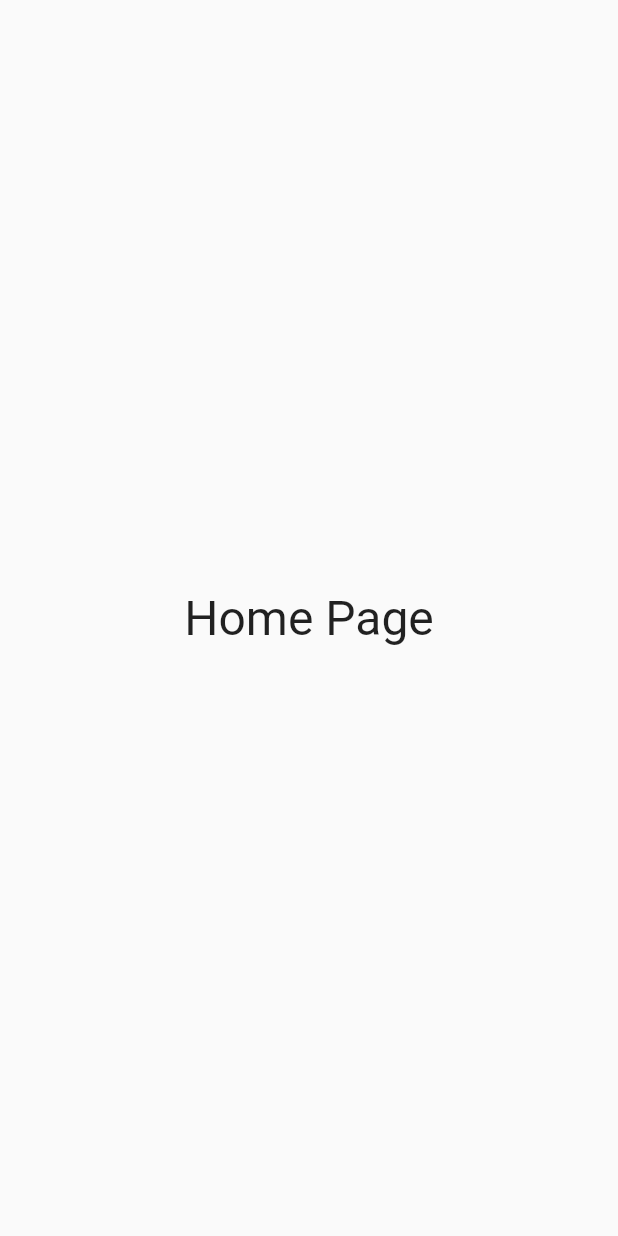
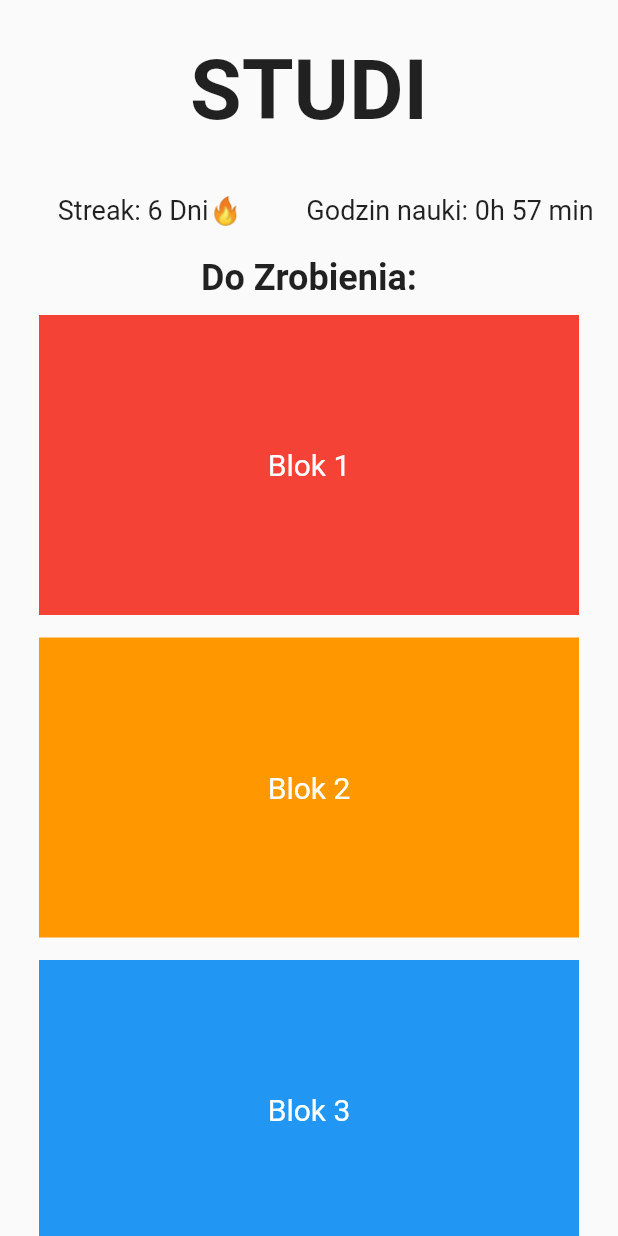
Before and after one commit to Kenayv/ProjektHackHeroes, a Flutter app: the HomePage screen opened directly, on a phone screen of 412 x 824 dp. Run offline on Flutter 3.47's test engine with Material 2 defaults, Android fonts, the phone set to English and light mode, and no system bars.

Commit message:
Scrollable, non-interactive page

```diff
--- a/project_hack_heroes/lib/pages/home_page.dart
+++ b/project_hack_heroes/lib/pages/home_page.dart
@@ -1,16 +1,102 @@
+// ignore_for_file: prefer_const_constructors, prefer_const_literals_to_create_immutables
+
 import 'package:flutter/material.dart';
 
-//FIXME: stąd da się wrócić na poprzedni ekran używając <- (strzałki w lewo na telefonie)
 class HomePage extends StatelessWidget {
   @override
   Widget build(BuildContext context) {
-    return const Scaffold(
-      body: Stack(
-        children: [
-          Center(
-            child: Text('Home Page', style: TextStyle(fontSize: 32)),
-          ),
-        ],
+    return Scaffold(
+      body: SingleChildScrollView(
+        child: Column(
+          children: [
+            Container(
+              height: 120,
+              child: Column(
+                mainAxisAlignment: MainAxisAlignment.center,
+                children: [
+                  Text("STUDI", style: TextStyle(fontSize: 56, fontWeight: FontWeight.bold, color: Colors.black87)),
+                ],
+              ),
+            ),
+            // Pozostała zawartoś
+            Container(
+              child: SizedBox(
+                height: 40,
+                child: Container(
+                  child: Row(
+                    children: [
+                      Container(
+                        width: 200,
+                        height: 50,
+                        child: Center(
+                          child: Text("Streak: 6 Dni🔥", style: TextStyle(fontSize: 18)),
+                        ),
+                      ),
+                      Container(
+                        width: 200,
+                        height: 50,
+                        child: Center(
+                          child: Text("Godzin nauki: 0h 57 min", style: TextStyle(fontSize: 18)),
+                        ),
+                      ),
+                    ],
+                  ),
+                ),
+              ),
+            ),
+            Container(
+              child: SizedBox(
+                height: 50,
+                child: Center(
+                  child: Text(
+                    "Do Zrobienia:",
+                    style: TextStyle(fontSize: 24, fontWeight: FontWeight.bold),
+                  ),
+                ),
+              ),
+            ),
+            Positioned(
+              child: Column(
+                mainAxisAlignment: MainAxisAlignment.center,
+                children: [
+                  Padding(
+                    padding: EdgeInsets.only(bottom: 15.0),
+                    child: Container(
+                      width: 360,
+                      height: 200,
+                      color: Colors.red,
+                      child: Center(
+                        child: Text("Blok 1", style: TextStyle(fontSize: 20, color: Colors.white)),
+                      ),
+                    ),
+                  ),
+                  Padding(
+                    padding: EdgeInsets.only(bottom: 15.0),
+                    child: Container(
+                      width: 360,
+                      height: 200,
+                      color: Colors.orange,
+                      child: Center(
+                        child: Text("Blok 2", style: TextStyle(fontSize: 20, color: Colors.white)),
+                      ),
+                    ),
+                  ),
+                  Padding(
+                    padding: EdgeInsets.only(bottom: 15.0),
+                    child: Container(
+                      width: 360,
+                      height: 200,
+                      color: Colors.blue,
+                      child: Center(
+                        child: Text("Blok 3", style: TextStyle(fontSize: 20, color: Colors.white)),
+                      ),
+                    ),
+                  ),
+                ],
+              ),
+            ),
+          ],
+        ),
       ),
     );
   }
```
